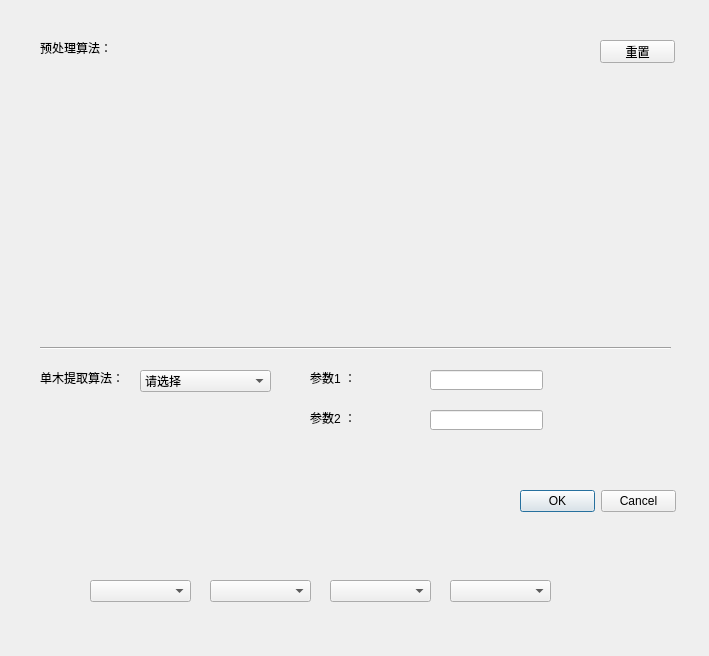
First picture: the form in code/Add_expriment/Add_exp.ui, repository lj976264709/Ljtry, before the edit.
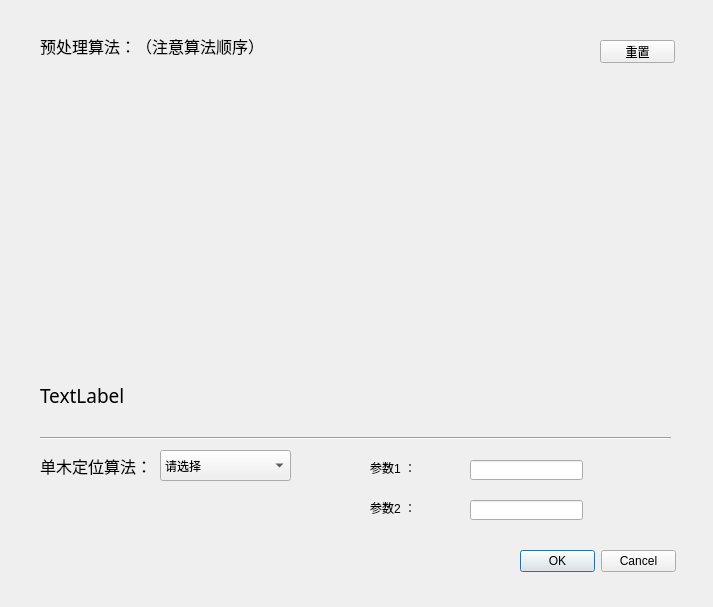
Second picture: the form after the edit.

Patch:
```diff
--- a/code/Add_expriment/Add_exp.ui
+++ b/code/Add_expriment/Add_exp.ui
@@ -6,8 +6,8 @@
    <rect>
     <x>0</x>
     <y>0</y>
-    <width>709</width>
-    <height>656</height>
+    <width>713</width>
+    <height>607</height>
    </rect>
   </property>
   <property name="windowTitle">
@@ -17,20 +17,26 @@
    <property name="geometry">
     <rect>
      <x>40</x>
-     <y>40</y>
-     <width>81</width>
-     <height>16</height>
+     <y>35</y>
+     <width>541</width>
+     <height>21</height>
     </rect>
    </property>
+   <property name="font">
+    <font>
+     <family>Adobe Arabic</family>
+     <pointsize>12</pointsize>
+    </font>
+   </property>
    <property name="text">
-    <string>预处理算法：</string>
+    <string>预处理算法：（注意算法顺序）</string>
    </property>
   </widget>
   <widget class="QLabel" name="para_type2">
    <property name="geometry">
     <rect>
-     <x>310</x>
-     <y>410</y>
+     <x>370</x>
+     <y>500</y>
      <width>101</width>
      <height>16</height>
     </rect>
@@ -42,8 +48,8 @@
   <widget class="QLabel" name="para_type1">
    <property name="geometry">
     <rect>
-     <x>310</x>
-     <y>370</y>
+     <x>370</x>
+     <y>460</y>
      <width>101</width>
      <height>16</height>
     </rect>
@@ -52,26 +58,6 @@
     <string>参数1 ：</string>
    </property>
   </widget>
-  <widget class="QComboBox" name="pretreatment3">
-   <property name="geometry">
-    <rect>
-     <x>330</x>
-     <y>580</y>
-     <width>101</width>
-     <height>22</height>
-    </rect>
-   </property>
-  </widget>
-  <widget class="QComboBox" name="pretreatment4">
-   <property name="geometry">
-    <rect>
-     <x>450</x>
-     <y>580</y>
-     <width>101</width>
-     <height>22</height>
-    </rect>
-   </property>
-  </widget>
   <widget class="QPushButton" name="Button_renew">
    <property name="geometry">
     <rect>
@@ -89,20 +75,26 @@
    <property name="geometry">
     <rect>
      <x>40</x>
-     <y>370</y>
-     <width>101</width>
-     <height>16</height>
+     <y>450</y>
+     <width>141</width>
+     <height>31</height>
     </rect>
    </property>
+   <property name="font">
+    <font>
+     <family>Adobe Arabic</family>
+     <pointsize>12</pointsize>
+    </font>
+   </property>
    <property name="text">
-    <string>单木提取算法：</string>
+    <string>单木定位算法：</string>
    </property>
   </widget>
   <widget class="QLineEdit" name="para2">
    <property name="geometry">
     <rect>
-     <x>430</x>
-     <y>410</y>
+     <x>470</x>
+     <y>500</y>
      <width>113</width>
      <height>20</height>
     </rect>
@@ -111,10 +103,10 @@
   <widget class="QComboBox" name="algorithm_select">
    <property name="geometry">
     <rect>
-     <x>140</x>
-     <y>370</y>
+     <x>160</x>
+     <y>450</y>
      <width>131</width>
-     <height>22</height>
+     <height>31</height>
     </rect>
    </property>
    <item>
@@ -128,41 +120,21 @@
     </property>
    </item>
   </widget>
-  <widget class="QComboBox" name="pretreatment2">
-   <property name="geometry">
-    <rect>
-     <x>210</x>
-     <y>580</y>
-     <width>101</width>
-     <height>22</height>
-    </rect>
-   </property>
-  </widget>
   <widget class="QLineEdit" name="para1">
    <property name="geometry">
     <rect>
-     <x>430</x>
-     <y>370</y>
+     <x>470</x>
+     <y>460</y>
      <width>113</width>
      <height>20</height>
     </rect>
    </property>
   </widget>
-  <widget class="QComboBox" name="pretreatment1">
-   <property name="geometry">
-    <rect>
-     <x>90</x>
-     <y>580</y>
-     <width>101</width>
-     <height>22</height>
-    </rect>
-   </property>
-  </widget>
   <widget class="Line" name="line_2">
    <property name="geometry">
     <rect>
      <x>40</x>
-     <y>340</y>
+     <y>430</y>
      <width>631</width>
      <height>16</height>
     </rect>
@@ -175,7 +147,7 @@
    <property name="geometry">
     <rect>
      <x>520</x>
-     <y>490</y>
+     <y>550</y>
      <width>156</width>
      <height>23</height>
     </rect>
@@ -195,6 +167,31 @@
    </property>
    <layout class="QGridLayout" name="gridLayout_list"/>
   </widget>
+  <widget class="QLabel" name="bianma">
+   <property name="geometry">
+    <rect>
+     <x>40</x>
+     <y>360</y>
+     <width>641</width>
+     <height>71</height>
+    </rect>
+   </property>
+   <property name="font">
+    <font>
+     <family>Adobe Arabic</family>
+     <pointsize>14</pointsize>
+     <weight>50</weight>
+     <italic>false</italic>
+     <bold>false</bold>
+    </font>
+   </property>
+   <property name="text">
+    <string>TextLabel</string>
+   </property>
+   <property name="wordWrap">
+    <bool>true</bool>
+   </property>
+  </widget>
  </widget>
  <resources/>
  <connections/>
```
